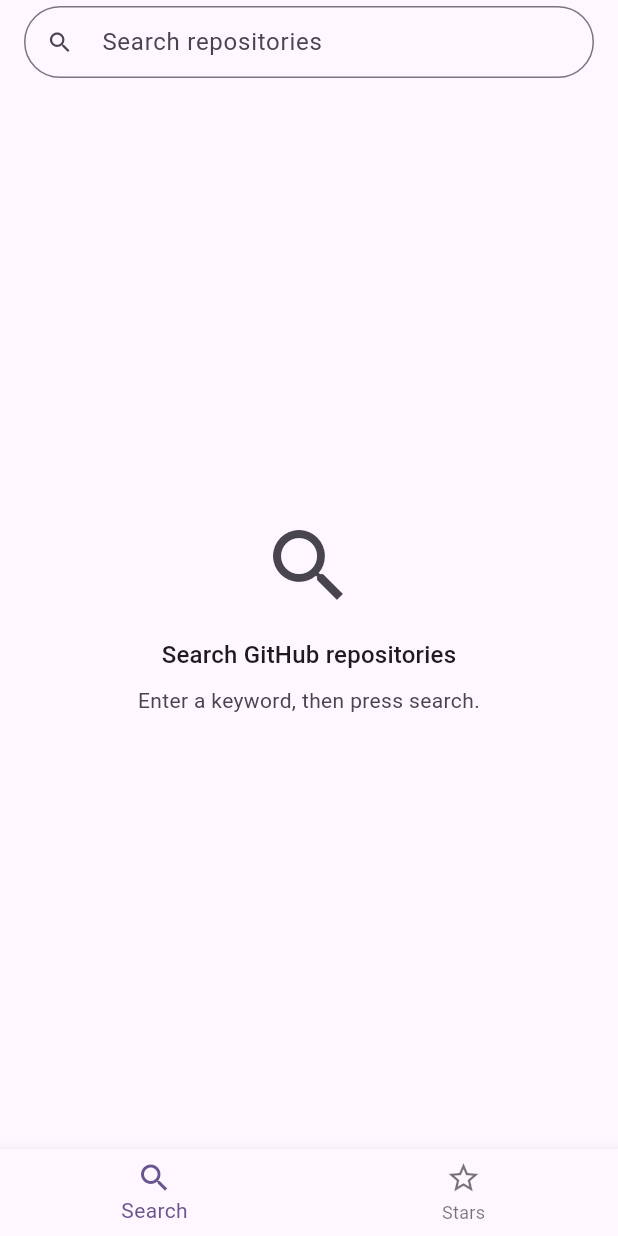
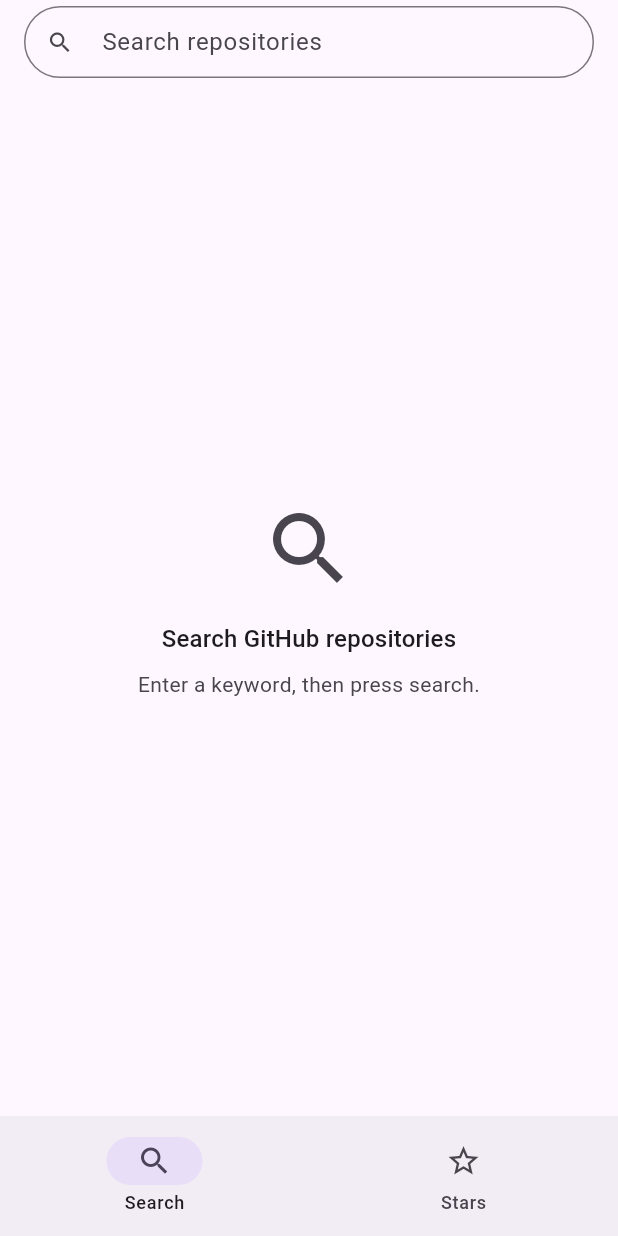
Before and after one commit to ruby109/flutter_github_repo_viewer, a Flutter app: the screen it shows after launch, on a phone screen of 412 x 824 dp. Run offline on Flutter 3.47's test engine with Material 3 defaults, Android fonts, the phone set to English and light mode, and no system bars; our stand-ins replace flutter_hooks, hooks_riverpod, shared_preferences.

Commit message:
feat(shell): mark the selected tab with an indicator
The Search tab's icon is the same selected or not, so the selected tab
showed only as a color change and was easy to miss. The Material 2
BottomNavigationBar is replaced with Material 3's NavigationBar, which
draws an indicator behind the selected tab's icon.

```diff
--- a/lib/ui/shell/app_bottom_navigation.dart
+++ b/lib/ui/shell/app_bottom_navigation.dart
@@ -2,6 +2,9 @@
 
 import 'app_tab.dart';
 
+/// The tab bar: a Material 3 navigation bar, which marks the current tab
+/// with an indicator behind its icon, so the selected tab is obvious even
+/// when its icon doesn't change.
 class AppBottomNavigation extends StatelessWidget {
   const AppBottomNavigation({
     super.key,
@@ -14,16 +17,17 @@
 
   @override
   Widget build(BuildContext context) {
-    return BottomNavigationBar(
-      currentIndex: currentTab.index,
-      onTap: (index) => onTabSelected(AppTab.values[index]),
-      items: AppTab.values.map((tab) {
-        return BottomNavigationBarItem(
-          icon: Icon(tab.icon),
-          activeIcon: Icon(tab.selectedIcon),
-          label: tab.label,
-        );
-      }).toList(),
+    return NavigationBar(
+      selectedIndex: currentTab.index,
+      onDestinationSelected: (index) => onTabSelected(AppTab.values[index]),
+      destinations: [
+        for (final tab in AppTab.values)
+          NavigationDestination(
+            icon: Icon(tab.icon),
+            selectedIcon: Icon(tab.selectedIcon),
+            label: tab.label,
+          ),
+      ],
     );
   }
 }
```
Also changed, not shown: 2 other files.
